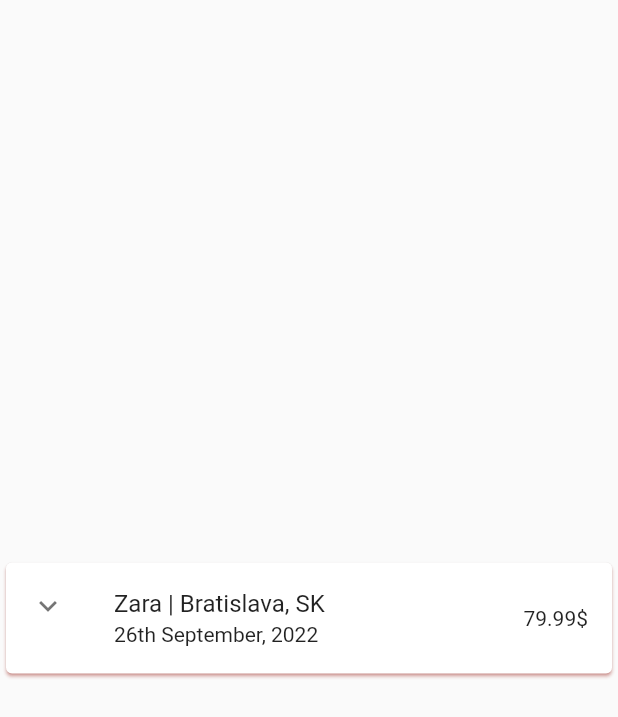
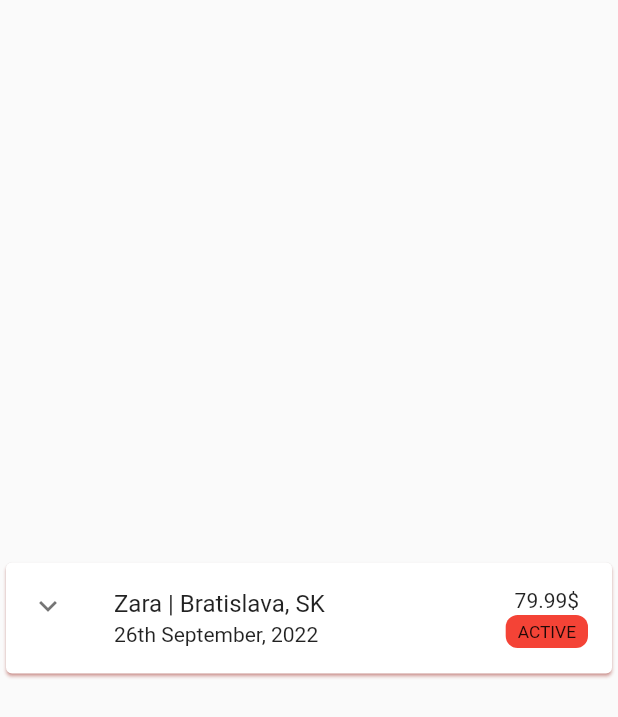
Before and after one commit to TomasKopunec/smart_receipts, a Flutter app: the DashboardScreen widget shown alone on an empty page, opened directly, on a phone screen of 412 x 824 dp. Shown: the top 717 px of the screen. Run offline on Flutter 3.47's test engine with Material 2 defaults, Android fonts, the phone set to English and light mode, and no system bars; missing offline and left inert: adaptivex.

Commit message:
Added color labels for receipts

```diff
--- a/lib/providers/receipts_provider.dart
+++ b/lib/providers/receipts_provider.dart
@@ -44,6 +44,8 @@ class ReceiptsProvider with ChangeNotifier {
   List<Receipt> _generateData({required int n}) {
     final List<Receipt> generated = [];
     for (int i = 1; i <= n; i++) {
+      final int rand = Random().nextInt(ReceiptStatus.values.length);
+
       generated.add(Receipt(
           storeName: 'Store $i',
           amount: (i * 10.00) - 0.01,
@@ -55,7 +57,7 @@ class ReceiptsProvider with ChangeNotifier {
               .add(const Duration(days: 365)),
           sku: '$i\000$i',
           uid: '$i',
-          status: ReceiptStatus.active));
+          status: ReceiptStatus.values[rand]));
     }
     generated.shuffle();
     return generated;
--- a/lib/screens/tabs/dashboard_screen.dart
+++ b/lib/screens/tabs/dashboard_screen.dart
@@ -1,4 +1,5 @@
 import 'package:flutter/material.dart';
+import 'package:smart_receipts/helpers/size_helper.dart';
 
 import 'abstract_tab_screen.dart';
 
@@ -13,7 +14,26 @@ class DashboardScreen extends AbstractTabScreen {
           controlAffinity: ListTileControlAffinity.leading,
           title: Text("Zara | Bratislava, SK"),
           subtitle: Text("26th September, 2022"),
-          trailing: Text("79.99\$"),
+          trailing: Column(
+            mainAxisAlignment: MainAxisAlignment.center,
+            crossAxisAlignment: CrossAxisAlignment.center,
+            children: [
+              Text("79.99\$"),
+              Container(
+                  child: Text(
+                    "ACTIVE",
+                    style: TextStyle(
+                        fontSize: SizeHelper.getFontSize(context,
+                            size: FontSize.small)),
+                  ),
+                  margin: const EdgeInsets.only(top: 2),
+                  padding:
+                      const EdgeInsets.symmetric(vertical: 4, horizontal: 8),
+                  decoration: BoxDecoration(
+                      color: Colors.red,
+                      borderRadius: BorderRadius.circular(8)))
+            ],
+          ),
           children: [
             Column(mainAxisAlignment: MainAxisAlignment.end, children: [
               Row(
```
Also changed, not shown: lib/models/receipt.dart (+7 -1 lines), lib/widgets/table/receipt_status_label.dart (added, +38 -0 lines), lib/widgets/table/responsive_table/datatable.dart (+14 -2 lines).
